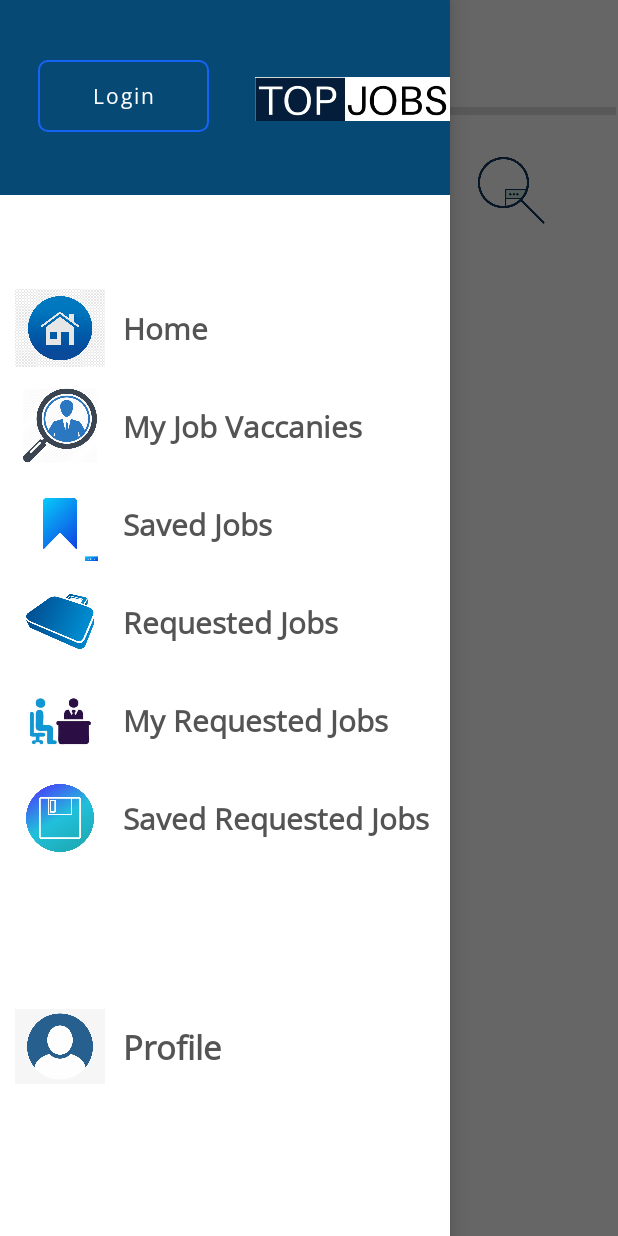
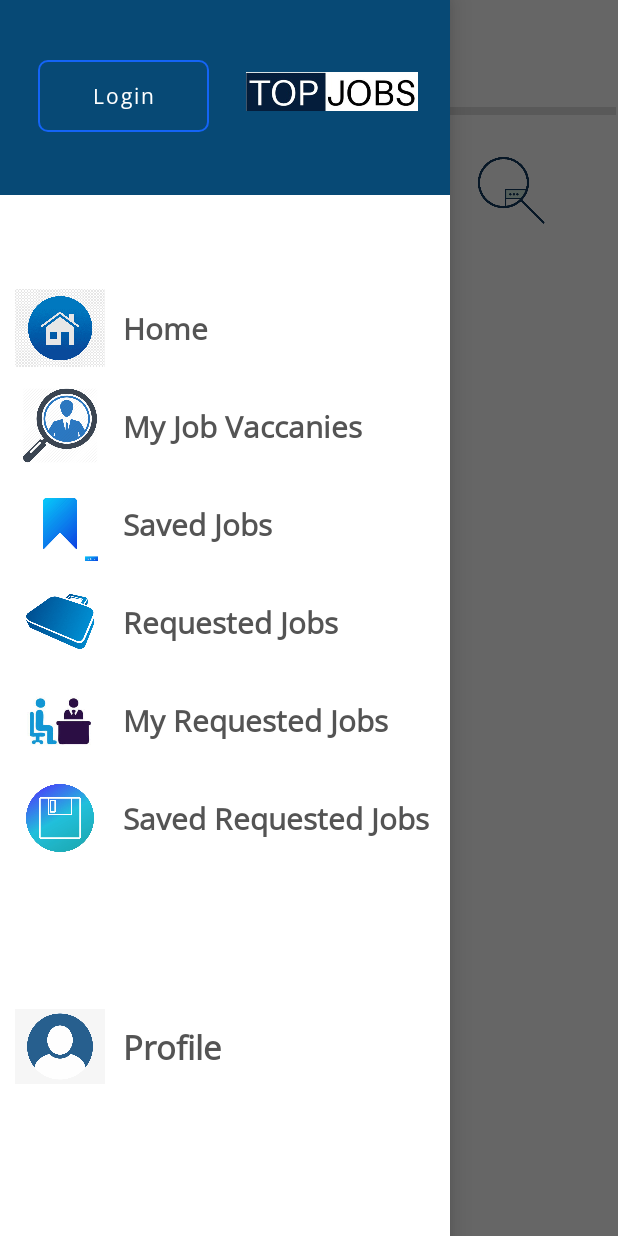
Before and after one commit to SDSamarasinghe/Top_Jobs_Crooby_Beans, an Android app: the screen it shows after launch (Homepage_new), with the side drawer open, on a phone screen of 412 x 824 dp. Run offline under Robolectric (Android 15) with nearby library versions, the phone set to English and light mode, and no system bars; our stand-ins replace Firebase (no records; nobody signed in at launch, a user with empty details on screens opened directly); Roboto replaces fonts that are not available here.

Commit message:
changed UIs

```diff
--- a/app/src/main/res/layout/activity_navigation_bar.xml
+++ b/app/src/main/res/layout/activity_navigation_bar.xml
@@ -21,7 +21,7 @@
             android:layout_marginTop="40dp"
             android:background="@drawable/button_red_border"
             android:onClick="logout"
-            android:text="@string/btn_nav_logout"
+            android:text="Logout"
             android:textAllCaps="false"
             android:textColor="@color/nav_logout"
             android:visibility="gone"
@@ -34,9 +34,9 @@
             android:layout_marginLeft="25dp"
             android:layout_marginTop="40dp"
             android:background="@drawable/button_blue_border"
+            android:fontFamily="@font/open_sans"
             android:onClick="login"
             android:text="@string/btn_nav_login"
-            android:fontFamily="@font/open_sans"
             android:textAllCaps="false"
             android:textColor="@color/white"
             android:visibility="visible"
@@ -44,12 +44,16 @@
 
         <ImageView
             android:id="@+id/imageView13"
-            android:layout_width="173dp"
-            android:layout_height="112dp"
+            android:layout_width="208dp"
+            android:layout_height="83dp"
             android:layout_alignParentStart="true"
-            android:layout_marginStart="170dp"
-            android:layout_marginLeft="200dp"
-            android:layout_marginTop="10dp"
+            android:layout_alignParentTop="true"
+            android:layout_alignParentEnd="true"
+            android:layout_alignParentBottom="true"
+            android:layout_marginStart="164dp"
+            android:layout_marginTop="-4dp"
+            android:layout_marginEnd="21dp"
+            android:layout_marginBottom="4dp"
             app:srcCompat="@drawable/newlogomad" />
 
     </RelativeLayout>
--- a/app/src/main/res/layout/activity_userlogin.xml
+++ b/app/src/main/res/layout/activity_userlogin.xml
@@ -93,6 +93,7 @@
             android:layout_width="match_parent"
             android:layout_height="65dp"
             android:layout_marginTop="30dp"
+            android:layout_marginStart="10dp"
             android:fontFamily="@font/open_sans"
             android:hint="@string/Email" />
 
@@ -100,7 +101,8 @@
             android:id="@+id/et_log_password"
             android:layout_width="match_parent"
             android:layout_height="65dp"
-            android:hint="@string/password"
+            android:hint="Password"
+            android:layout_marginStart="10dp"
             android:fontFamily="@font/open_sans"
             android:inputType="textPassword" />
 
--- a/app/src/main/res/layout/activity_view_req_job.xml
+++ b/app/src/main/res/layout/activity_view_req_job.xml
@@ -256,11 +256,8 @@
                 android:layout_marginBottom="32dp"
                 android:background="#001468"
                 android:text="@string/btn_sendmail_reqjob"
-
                 app:cornerRadius="5dp"
-
                 android:fontFamily="@font/open_sans"
-
                 android:textColor="@color/white"
                 app:layout_constraintBottom_toBottomOf="parent"
                 app:layout_constraintEnd_toEndOf="@+id/btn_call_jvr"
@@ -286,9 +283,10 @@
                 android:id="@+id/tv_emailR"
                 android:layout_width="wrap_content"
                 android:layout_height="wrap_content"
+                android:fontFamily="@font/open_sans"
                 app:layout_constraintBaseline_toBaselineOf="@+id/textView15"
                 app:layout_constraintEnd_toEndOf="parent"
-                app:layout_constraintHorizontal_bias="0.265"
+                app:layout_constraintHorizontal_bias="0.111"
                 app:layout_constraintStart_toEndOf="@+id/textView15" />
 
             <TextView
--- a/app/src/main/res/layout/activity_viewjob_m.xml
+++ b/app/src/main/res/layout/activity_viewjob_m.xml
@@ -339,6 +339,7 @@
                             android:layout_height="wrap_content"
                             android:layout_marginBottom="16dp"
                             android:text="Edit"
+                            android:fontFamily="@font/open_sans"
                             app:backgroundTint="#001468"
                             app:cornerRadius="8dp"
                             app:layout_constraintBottom_toBottomOf="parent"
```
